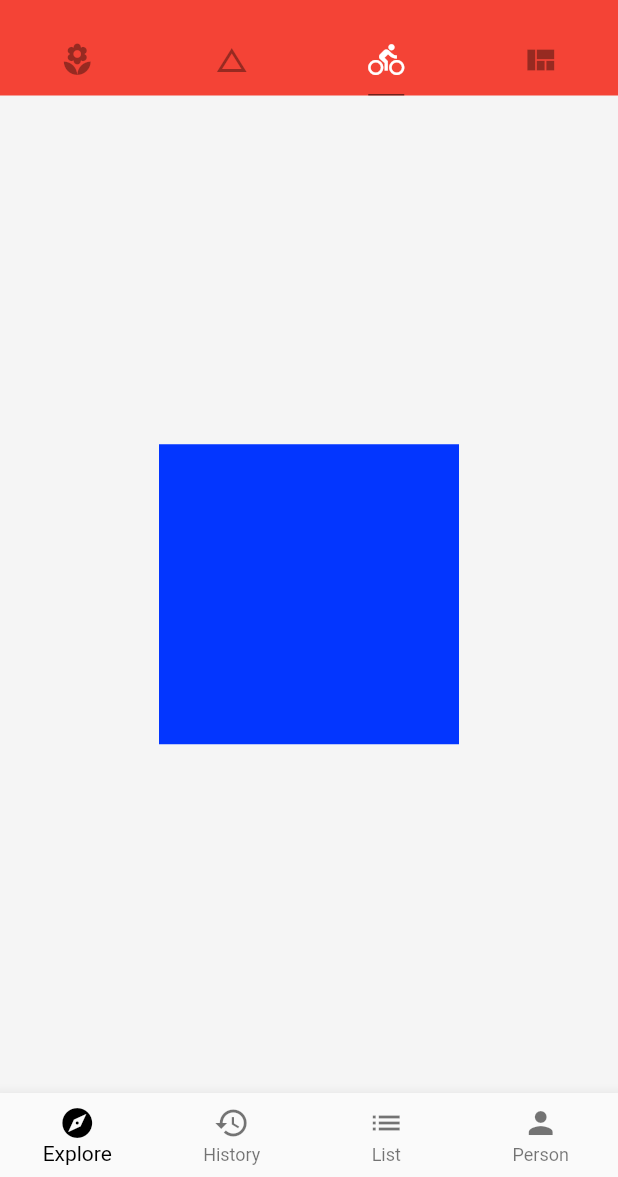
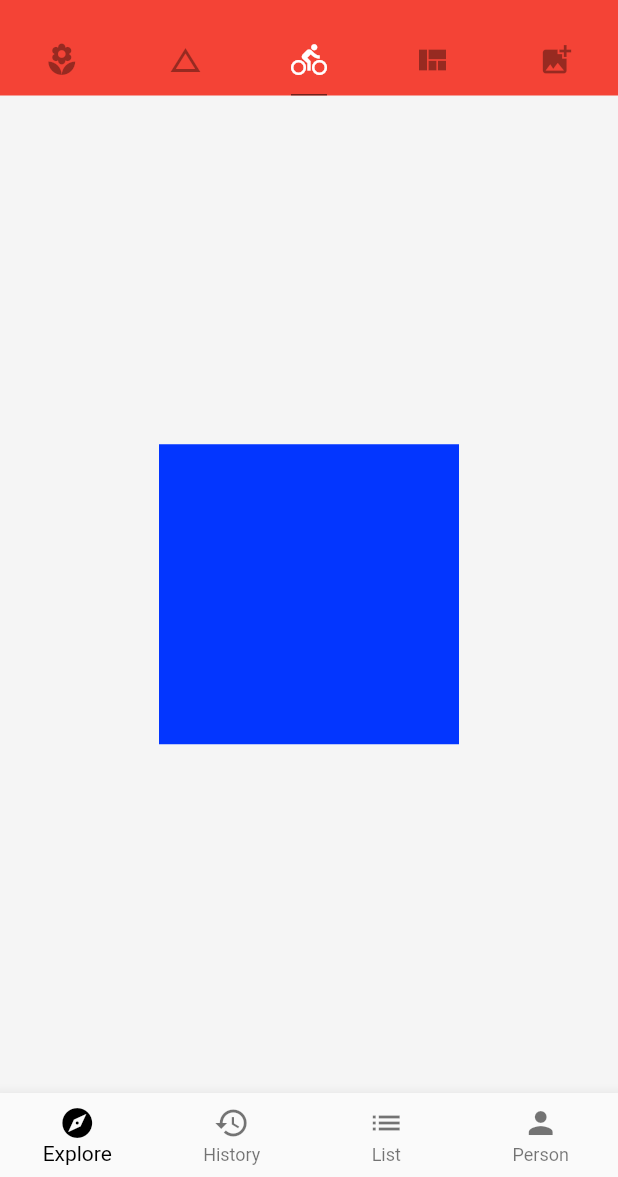
Before and after one commit to weisenHoo/app_flutter, a Flutter app: the Home screen opened directly, tab 3 chosen, on a phone screen of 412 x 824 dp, the part 59-1236 px from its top. Run offline on Flutter 3.47's test engine with Material 2 defaults, Android fonts, the phone set to English and light mode, and no system bars; network calls fail.

Commit message:
完成sliver

```diff
--- a/lib/demo/basic_demo.dart
+++ b/lib/demo/basic_demo.dart
@@ -31,7 +31,11 @@ class BasicDemo extends StatelessWidget {
             ),
             // color: Color.fromRGBO(3, 54, 255, 0.8),
             padding: EdgeInsets.only(
-                left: 16.0, right: 16.0, top: 16.0, bottom: 16.0),
+              left: 16.0,
+              right: 16.0,
+              top: 16.0,
+              bottom: 16.0,
+            ),
             margin: EdgeInsets.all(8.0),
             width: 90.0,
             height: 90.0,
--- a/lib/main.dart
+++ b/lib/main.dart
@@ -16,8 +16,7 @@ class App extends StatelessWidget {
     // TODO: implement build
     return MaterialApp(
       debugShowCheckedModeBanner: false,
-      // home: Home(),
-      home: SliveDemo(),
+      home: Home(),
       //设置主题颜色
       theme: ThemeData(
         primarySwatch: Colors.red,
@@ -33,7 +32,7 @@ class Home extends StatelessWidget {
   Widget build(BuildContext context) {
     // TODO: implement build
     return DefaultTabController(
-      length: 4,
+      length: 5,
       child: Scaffold(
         backgroundColor: Colors.grey[100],
         appBar: AppBar(
@@ -62,6 +61,7 @@ class Home extends StatelessWidget {
               Tab(icon: Icon(Icons.change_history)),
               Tab(icon: Icon(Icons.directions_bike)),
               Tab(icon: Icon(Icons.view_quilt)),
+              Tab(icon: Icon(Icons.add_photo_alternate)),
             ],
           ),
         ),
@@ -73,6 +73,7 @@ class Home extends StatelessWidget {
             // Icon(Icons.directions_bike, size: 128.0, color: Colors.black12),
             LayoutDemo(),
             ViewDemo(),
+            SliveDemo(),
           ],
         ),
         // 抽屉（默认在左边），右边：endDrawer
```
Also changed, not shown: lib/demo/sliver_demo.dart (+22 -0 lines), pubspec.lock.
